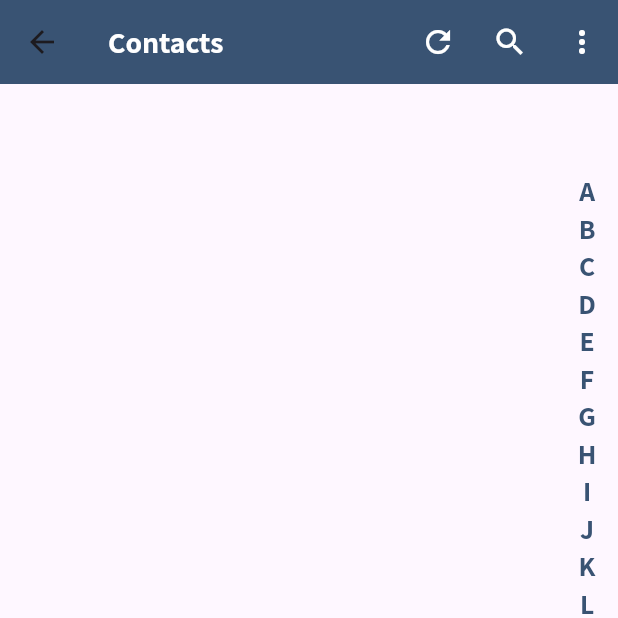
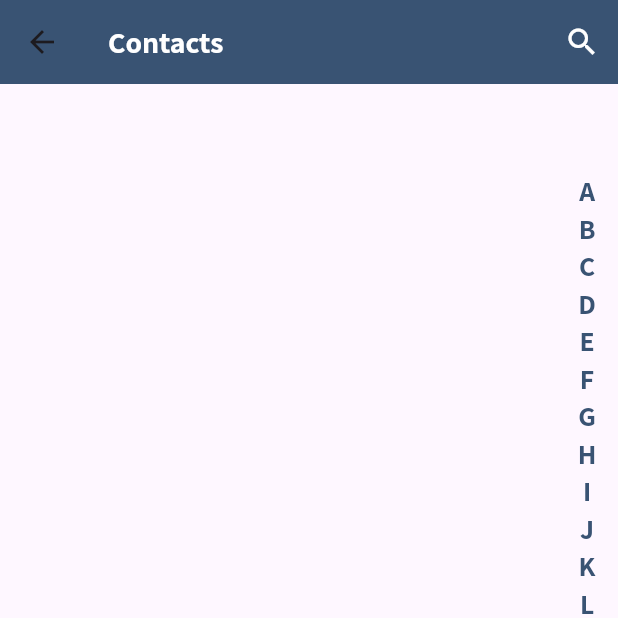
Before and after one commit to Lineblocs/mobile-apps, a Flutter app: the ContactListScreen screen opened directly, on a phone screen of 412 x 824 dp, the top half of it. Run offline on Flutter 3.47's test engine with Material 3 defaults, Android fonts, the phone set to English and light mode, and no system bars; drawn by our look-alikes of scrollable_positioned_list; our stand-ins replace audioplayers, connectivity_plus, dio, file_picker, firebase_core, firebase_messaging and 8 more; missing offline and left inert: flutter_ringtone_player, flutter_webrtc, keep_screen_on, proximity_screen_lock, sip_ua; accounts and stored records are empty; project files that could hold a hidden picture were left out.

Commit message:
requested changes completed

```diff
--- a/lib/screen/contact_screen.dart
+++ b/lib/screen/contact_screen.dart
@@ -1,5 +1,4 @@
 import 'package:flutter/material.dart';
-import 'package:flutter_contacts/contact.dart';
 import 'package:flutter_contacts/flutter_contacts.dart';
 import 'package:get/get.dart';
 import 'package:lineblocs/utils/app_string.dart';
@@ -59,24 +58,24 @@ class _ContactListScreenState extends State<ContactListScreen> {
           style: AppFonts.boldTextStyle(fontSize: 20.0, color: AppColor.white),
         ),
         actions: [
-          IconButton(
-              onPressed: _fetchContacts,
-              icon: const Icon(
-                Icons.refresh,
-                color: AppColor.white,
-              )),
+          // IconButton(
+          //     onPressed: _fetchContacts,
+          //     icon: const Icon(
+          //       Icons.refresh,
+          //       color: AppColor.white,
+          //     )),
           IconButton(
               onPressed: () {},
               icon: const Icon(
                 Icons.search,
                 color: AppColor.white,
               )),
-          IconButton(
-              onPressed: () {},
-              icon: const Icon(
-                Icons.more_vert,
-                color: AppColor.white,
-              )),
+          // IconButton(
+          //     onPressed: () {},
+          //     icon: const Icon(
+          //       Icons.more_vert,
+          //       color: AppColor.white,
+          //     )),
         ],
       ),
       body: _permissionDenied
```
Also changed, not shown: lib/screen/contact_details_screen.dart (+32 -21 lines), 3 other files.
